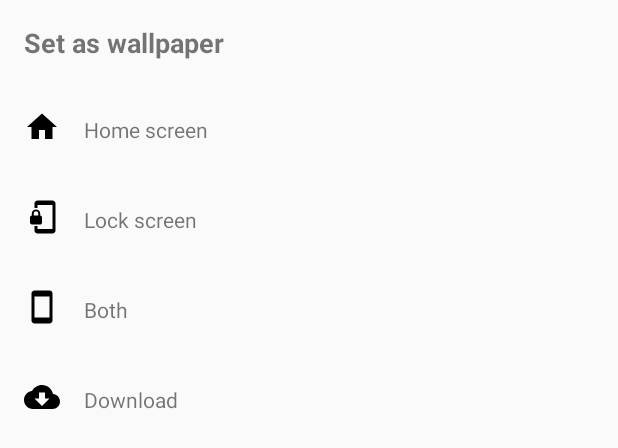
After one commit to BottyIvan/Wall, an Android app: the layout bottom_sheet_dialog.xml on its own in the app's theme, with its tools: preview values and no code run, on a phone screen of 412 x 824 dp. The commit adds this screen. Shown: the top 448 px of the screen. Run offline under Robolectric (Android 15) with nearby library versions, the phone set to English and light mode, and no system bars; network calls fail.

Commit message:
BETA 6.2: - update library, - support OREO, - BottomSheetDialog, - less library used, - Improve string.

```diff
--- a/app/src/main/java/com/botty/wall/activity/Home.java
+++ b/app/src/main/java/com/botty/wall/activity/Home.java
@@ -1,10 +1,8 @@
 package com.botty.wall.activity;
 
 import android.Manifest;
-import android.content.Context;
 import android.content.Intent;
 import android.content.SharedPreferences;
-import android.content.pm.PackageInfo;
 import android.content.pm.PackageManager;
 import android.os.Bundle;
 import android.preference.PreferenceManager;
--- a/app/src/main/java/com/botty/wall/adapter/GalleryLocalAdapter.java
+++ b/app/src/main/java/com/botty/wall/adapter/GalleryLocalAdapter.java
@@ -46,7 +46,7 @@ public class GalleryLocalAdapter extends RecyclerView.Adapter<GalleryLocalAdapte
     @Override
     public void onBindViewHolder(MyViewHolder holder, int position) {
         ImageLocal imageLocal = imageLocals.get(position);
-        Picasso.with(context)
+        Picasso.get()
                 .load(imageLocal.getPathImg())
                 .into(holder.myImg);
     }
--- /dev/null
+++ b/app/src/main/res/drawable/ic_cloud_download_black_24dp.xml
@@ -0,0 +1,9 @@
+<vector xmlns:android="http://schemas.android.com/apk/res/android"
+        android:width="24dp"
+        android:height="24dp"
+        android:viewportWidth="24.0"
+        android:viewportHeight="24.0">
+    <path
+        android:fillColor="#FF000000"
+        android:pathData="M19.35,10.04C18.67,6.59 15.64,4 12,4 9.11,4 6.6,5.64 5.35,8.04 2.34,8.36 0,10.91 0,14c0,3.31 2.69,6 6,6h13c2.76,0 5,-2.24 5,-5 0,-2.64 -2.05,-4.78 -4.65,-4.96zM17,13l-5,5 -5,-5h3V9h4v4h3z"/>
+</vector>
--- /dev/null
+++ b/app/src/main/res/drawable/ic_home_black_24dp.xml
@@ -0,0 +1,9 @@
+<vector xmlns:android="http://schemas.android.com/apk/res/android"
+        android:width="24dp"
+        android:height="24dp"
+        android:viewportWidth="24.0"
+        android:viewportHeight="24.0">
+    <path
+        android:fillColor="#FF000000"
+        android:pathData="M10,20v-6h4v6h5v-8h3L12,3 2,12h3v8z"/>
+</vector>
--- /dev/null
+++ b/app/src/main/res/drawable/ic_phonelink_lock_black_24dp.xml
@@ -0,0 +1,9 @@
+<vector xmlns:android="http://schemas.android.com/apk/res/android"
+        android:width="24dp"
+        android:height="24dp"
+        android:viewportWidth="24.0"
+        android:viewportHeight="24.0">
+    <path
+        android:fillColor="#FF000000"
+        android:pathData="M19,1L9,1c-1.1,0 -2,0.9 -2,2v3h2L9,4h10v16L9,20v-2L7,18v3c0,1.1 0.9,2 2,2h10c1.1,0 2,-0.9 2,-2L21,3c0,-1.1 -0.9,-2 -2,-2zM10.8,11L10.8,9.5C10.8,8.1 9.4,7 8,7S5.2,8.1 5.2,9.5L5.2,11c-0.6,0 -1.2,0.6 -1.2,1.2v3.5c0,0.7 0.6,1.3 1.2,1.3h5.5c0.7,0 1.3,-0.6 1.3,-1.2v-3.5c0,-0.7 -0.6,-1.3 -1.2,-1.3zM9.5,11h-3L6.5,9.5c0,-0.8 0.7,-1.3 1.5,-1.3s1.5,0.5 1.5,1.3L9.5,11z"/>
+</vector>
--- /dev/null
+++ b/app/src/main/res/drawable/ic_smartphone_black_24dp.xml
@@ -0,0 +1,9 @@
+<vector xmlns:android="http://schemas.android.com/apk/res/android"
+        android:width="24dp"
+        android:height="24dp"
+        android:viewportWidth="24.0"
+        android:viewportHeight="24.0">
+    <path
+        android:fillColor="#FF000000"
+        android:pathData="M17,1.01L7,1c-1.1,0 -2,0.9 -2,2v18c0,1.1 0.9,2 2,2h10c1.1,0 2,-0.9 2,-2V3c0,-1.1 -0.9,-1.99 -2,-1.99zM17,19H7V5h10v14z"/>
+</vector>
--- a/app/src/main/res/layout/activity_home.xml
+++ b/app/src/main/res/layout/activity_home.xml
@@ -24,6 +24,7 @@
             android:layout_width="match_parent"
             android:layout_height="wrap_content"
             android:layout_alignParentBottom="true"
+            android:background="@color/colorPrimary"
             app:elevation="10dp"
             app:itemBackground="@color/colorPrimary"
             app:itemIconTint="@drawable/item_tint"
--- a/app/src/main/res/layout/activity_image_full.xml
+++ b/app/src/main/res/layout/activity_image_full.xml
@@ -27,4 +27,10 @@
 
     </android.support.v4.view.ViewPager>
 
+    <!--bottom sheet container-->
+    <FrameLayout
+        android:id="@+id/framelayout_bottom_sheet"
+        android:layout_width="match_parent"
+        android:layout_height="wrap_content"
+        app:layout_behavior="@string/bottom_sheet_behavior" />
 </android.support.design.widget.CoordinatorLayout>
--- /dev/null
+++ b/app/src/main/res/layout/bottom_sheet_dialog.xml
@@ -0,0 +1,103 @@
+<?xml version="1.0" encoding="utf-8"?>
+<LinearLayout xmlns:android="http://schemas.android.com/apk/res/android"
+    xmlns:app="http://schemas.android.com/apk/res-auto"
+    android:orientation="vertical"
+    android:layout_width="match_parent"
+    android:layout_height="match_parent">
+
+    <TextView
+        android:layout_width="wrap_content"
+        android:layout_height="wrap_content"
+        android:layout_gravity="left|center_vertical"
+        android:layout_margin="16dp"
+        android:text="@string/dialog_list_set_wall"
+        android:textSize="18sp"
+        android:textStyle="bold" />
+
+    <LinearLayout
+        android:id="@+id/botton_sheet_home_screen"
+        android:layout_width="match_parent"
+        android:layout_height="60dp"
+        android:clickable="true"
+        android:focusable="true"
+        android:orientation="horizontal"
+        android:foreground="?android:attr/selectableItemBackground"
+        android:padding="16dp">
+
+        <ImageView
+            android:layout_width="24dp"
+            android:layout_height="24dp"
+            app:srcCompat="@drawable/ic_home_black_24dp" />
+        <TextView
+            android:layout_width="wrap_content"
+            android:layout_height="wrap_content"
+            android:layout_gravity="center"
+            android:layout_marginLeft="16dp"
+            android:text="@string/wallpaper_option_home_screen"/>
+    </LinearLayout>
+
+    <LinearLayout
+        android:id="@+id/botton_sheet_lock_screen"
+        android:layout_width="match_parent"
+        android:layout_height="60dp"
+        android:clickable="true"
+        android:focusable="true"
+        android:orientation="horizontal"
+        android:foreground="?android:attr/selectableItemBackground"
+        android:padding="16dp">
+
+        <ImageView
+            android:layout_width="24dp"
+            android:layout_height="24dp"
+            app:srcCompat="@drawable/ic_phonelink_lock_black_24dp" />
+        <TextView
+            android:layout_width="wrap_content"
+            android:layout_height="wrap_content"
+            android:layout_gravity="center"
+            android:layout_marginLeft="16dp"
+            android:text="@string/wallpaper_option_lock_screen"/>
+    </LinearLayout>
+
+    <LinearLayout
+        android:id="@+id/bottom_sheet_both_screen"
+        android:layout_width="match_parent"
+        android:layout_height="60dp"
+        android:clickable="true"
+        android:focusable="true"
+        android:orientation="horizontal"
+        android:foreground="?android:attr/selectableItemBackground"
+        android:padding="16dp">
+        <ImageView
+            android:layout_width="24dp"
+            android:layout_height="24dp"
+            app:srcCompat="@drawable/ic_smartphone_black_24dp" />
+        <TextView
+            android:layout_width="wrap_content"
+            android:layout_height="wrap_content"
+            android:layout_gravity="center"
+            android:layout_marginLeft="16dp"
+            android:text="@string/wallpaper_option_home_screen_and_lock_screen"/>
+    </LinearLayout>
+
+    <LinearLayout
+        android:id="@+id/bottom_sheet_download_wall"
+        android:layout_width="match_parent"
+        android:layout_height="60dp"
+        android:clickable="true"
+        android:focusable="true"
+        android:orientation="horizontal"
+        android:foreground="?android:attr/selectableItemBackground"
+        android:padding="16dp">
+        <ImageView
+            android:layout_width="24dp"
+            android:layout_height="24dp"
+            app:srcCompat="@drawable/ic_cloud_download_black_24dp" />
+        <TextView
+            android:layout_width="wrap_content"
+            android:layout_height="wrap_content"
+            android:layout_gravity="center"
+            android:layout_marginLeft="16dp"
+            android:text="@string/dialog_list_download"/>
+    </LinearLayout>
+
+</LinearLayout>
--- a/app/src/main/res/values/strings.xml
+++ b/app/src/main/res/values/strings.xml
@@ -48,7 +48,7 @@
     <string name="slide_1_desc" translatable="false">Find cool wallpapers!</string>
 
     <string name="slide_2_title">Download it !</string>
-    <string name="slide_2_desc">Yust do a long press onto the FAB</string>
+    <string name="slide_2_desc">You do a long press onto the FAB</string>
 
     <string name="slide_3_title">Upload a wallpaper</string>
     <string name="slide_3_desc">If you want you cand upload your cool wallpaper to our server !</string>
@@ -71,6 +71,8 @@
     <string name="wallpaper_option_home_screen">Home screen</string>
     <string name="wallpaper_option_lock_screen">Lock screen</string>
     <string name="wallpaper_option_home_screen_and_lock_screen">Both</string>
+    <string name="wallpaper_snack_to_set">Long press to apply wallpaper</string>
+
     <string name="transition_thumb" translatable="false">thumb</string>
 
 </resources>
```
Also changed, not shown: app/build.gradle (+18 -25 lines), app/src/main/java/com/botty/wall/activity/ImageFull.java (+93 -63 lines), app/src/main/java/com/botty/wall/adapter/ArrayAdapterWithIcon.java (added, +55 -0 lines), app/src/main/java/com/botty/wall/adapter/GalleryAdapter.java (+3 -16 lines), app/src/main/java/com/botty/wall/adapter/RecyclerAdapter.java (+5 -2 lines), app/src/main/java/com/botty/wall/fragment/About.java (+4 -10 lines), build.gradle (+7 -1 lines), gradle/wrapper/gradle-wrapper.properties, 1 other file.
